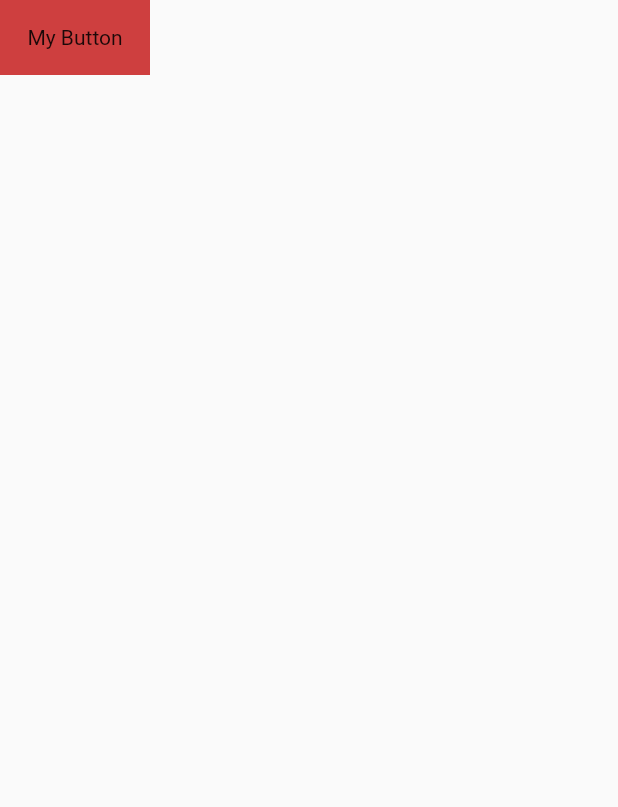
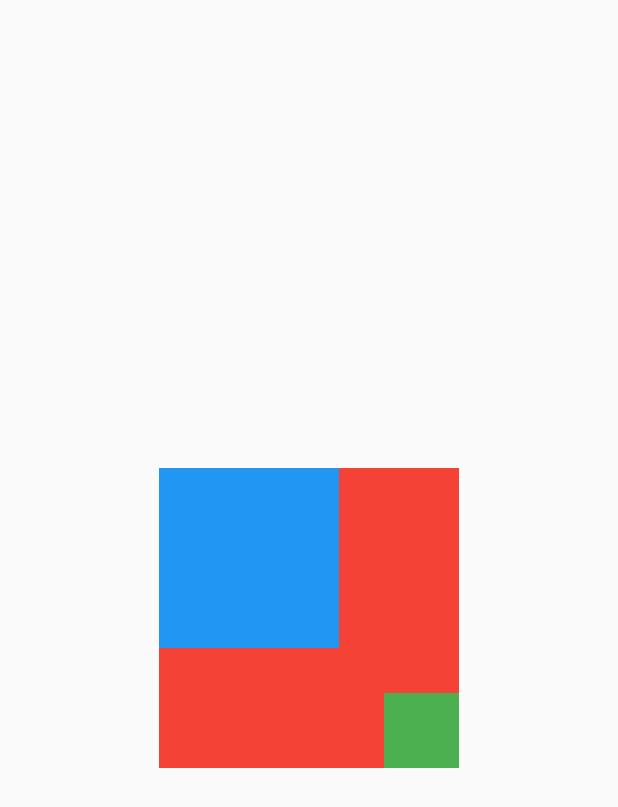
Before and after one commit to najmunoishi/flutter_practice, a Flutter app: the screen it shows after launch, on a phone screen of 412 x 824 dp. Shown: the top 807 px of the screen. Run offline on Flutter 3.47's test engine with Material 2 defaults, Android fonts, the phone set to English and light mode, and no system bars.

Commit message:
stack done

```diff
--- a/lib/getstruedetector.dart
+++ b/lib/getstruedetector.dart
@@ -17,8 +17,8 @@ class Getstrue_Detector extends StatelessWidget {
         alignment: Alignment.center,
         height: 50,
         width: 100,
-        // margin: const EdgeInsets.all(100.0),
-        //padding: const EdgeInsets.all(100.0),
+        margin: const EdgeInsets.all(100.0),
+        padding: const EdgeInsets.all(100.0),
         child: Text('My Button'),
         color: Color.fromARGB(255, 206, 63, 63),
       ),
--- a/lib/main.dart
+++ b/lib/main.dart
@@ -5,11 +5,12 @@ import 'package:flutter/material.dart';
 //import 'gridview.dart';
 //import 'gridbuilder.dart';
 //import 'inkwell.dart';
-import 'getstruedetector.dart';
+//import 'getstruedetector.dart';
+import 'stack .dart';
 
 void main() {
   runApp(MaterialApp(
     title: 'first app',
-    home: Scaffold(body: Getstrue_Detector()),
+    home: Scaffold(body: Stack_widget()),
   ));
 }
--- /dev/null
+++ b/lib/stack .dart
@@ -0,0 +1,51 @@
+import 'package:flutter/material.dart';// used to position item on top of each other. and weightcan overlap.
+
+/*void main() {
+  runApp(MaterialApp(
+    title: "Stack Example",
+    home: Scaffold(
+      appBar: AppBar(title: Text("Stack Example")),
+      body: MyApp(),
+    ),
+  ));
+}*/
+
+class Stack_widget extends StatelessWidget {
+  @override
+  Widget build(BuildContext context) {
+    return Center(
+      child: Stack(
+        //mainAxisAlignment: MainAxisAlignment.center,
+        //alignment: Alignment.bottomCenter,
+        //overflow: Overflow.visible,
+        children: [
+          Container(
+            width: 200,
+            height: 200,
+            color: Colors.red,
+          ),
+          Positioned(
+            top: 0,
+            left: 0,
+            height: 120,
+            width: 120,
+            child: Container(
+              width: 100,
+              height: 100,
+              color: Colors.blue,
+            ),
+          ),
+          Positioned(
+            bottom: 0,
+            right: 0,
+            child: Container(
+              width: 50,
+              height: 50,
+              color: Colors.green,
+            ),
+          )
+        ],
+      ),
+    );
+  }
+}
```
